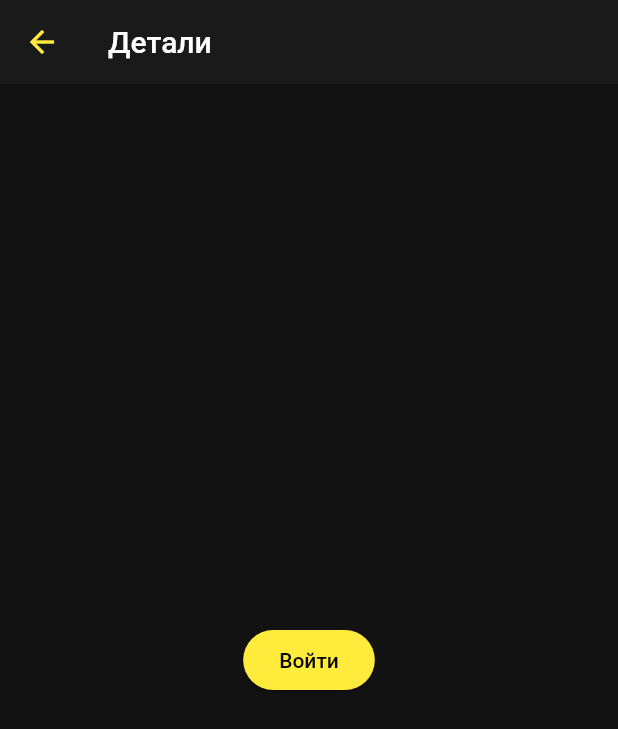
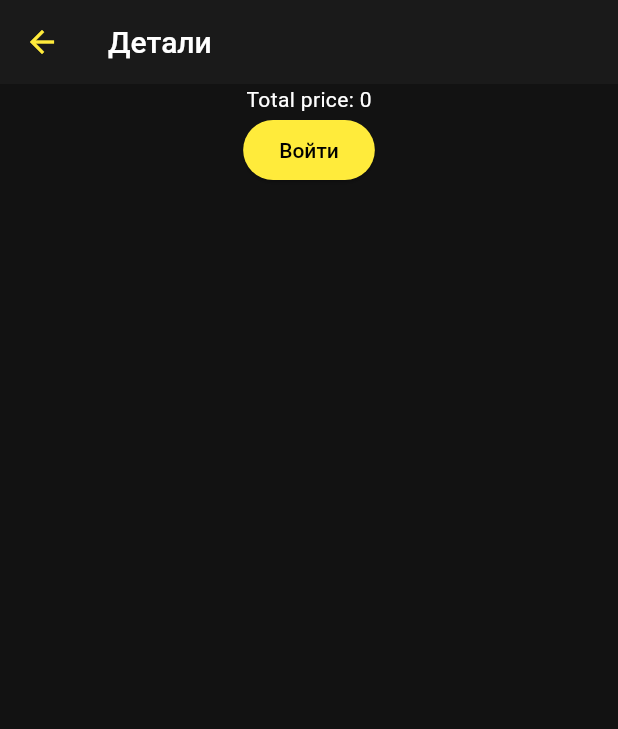
Before and after one commit to VladosikMan/ClientEquipment, a Flutter app: the DetailsScreen screen opened directly, after a tap on "Войти", on a phone screen of 412 x 824 dp. Shown: the top 729 px of the screen. Run offline on Flutter 3.47's test engine with Material 3 defaults, Android fonts, the light colour scheme and no system bars; our stand-ins replace dio, google_fonts, shared_preferences; accounts and stored records are empty; network calls fail.

Commit message:
test asyns, add get length table details

```diff
--- a/lib/http/http_client.dart
+++ b/lib/http/http_client.dart
@@ -10,12 +10,12 @@
 
 class ApiClient {
   final Dio _dio = Dio();
-  late final UserApi _user;
-  late final StoreApi _store;
-  late final GroupApi _group;
-  late final DetailApi _detail;
-  late final JournalApi _journal;
-  late final TagApi _tag;
+  late final UserApi user;
+  late final StoreApi store;
+  late final GroupApi group;
+  late final DetailApi detail;
+  late final JournalApi journal;
+  late final TagApi tag;
 
   // синглктон объект
   static final ApiClient _instance = ApiClient._internal();
@@ -39,12 +39,12 @@
       LogInterceptor(requestBody: true, responseBody: true, error: true),
     );
 
-    _user = UserApi(_dio);
-    _store = StoreApi(_dio);
-    _group = GroupApi(_dio);
-    _detail = DetailApi(_dio);
-    _journal = JournalApi(_dio);
-    _tag = TagApi(_dio);
+    user = UserApi(_dio);
+    store = StoreApi(_dio);
+    group = GroupApi(_dio);
+    detail = DetailApi(_dio);
+    journal = JournalApi(_dio);
+    tag = TagApi(_dio);
   }
 
   Future<Response> getSimpleRequest(String req) async{
--- a/lib/models/auth_model.dart
+++ b/lib/models/auth_model.dart
@@ -18,7 +18,7 @@
   Future<void> loadUserData() async {
 
     final prefs = await SharedPreferences.getInstance();
-    await prefs.clear(); // Очищает все данные
+    //await prefs.clear(); // Очищает все данные
     final userData = prefs.getString(USER_DATA);
 
     if (userData != null) {
--- a/lib/models/http/details_model.dart
+++ b/lib/models/http/details_model.dart
@@ -1,28 +1,22 @@
-/*
-
-
 import 'package:flutter/cupertino.dart';
 
 import '../../http/http_client.dart';
 
 class DetailsModel with ChangeNotifier{
   //количество деталей
-  int quantity = 0;
-  Future<void> getQuantityDetails()async{
+  int length = 0;
+  Future<void> getLengthDetails()async{
     try {
-      final response = await ApiClient().getSimpleRequest("/ping");
+      final response = await ApiClient().detail.getLengthDetails();
       if(response.statusCode == 200){
-        status = true;
+        length =int.parse(response.data);
       }else{
-        status = false;
       }
-      message = response.statusMessage;
     } catch (e) {
-      status = false;
-      message = e.toString();
+    //e.toString();
+
     } finally {
       notifyListeners(); // Снова уведомляем об изменениях
     }
   }
 }
-*/
--- a/lib/screens/details_screen.dart
+++ b/lib/screens/details_screen.dart
@@ -1,30 +1,44 @@
 import 'dart:developer';
 import 'package:eqiup_client/data/user.dart';
+import 'package:eqiup_client/models/http/details_model.dart';
 import 'package:flutter/material.dart';
+import 'package:provider/provider.dart';
 
 import '../http/http_client.dart';
 
 class DetailsScreen extends StatelessWidget {
   const DetailsScreen({super.key});
 
-
   @override
   Widget build(BuildContext context) {
-    return Scaffold(
-      appBar: AppBar(title: const Text('Детали')),
-      body: Center(
-        child:ElevatedButton(
-          onPressed:  () async {
-            final apiClient = ApiClient().getSimpleRequest("/ping"); // Создаем клиент
-            try {
-              // User user = User(name: "Аная", id: null, role: 1, date: 121313);
-              // final response = await apiClient.user.createUser(user.toJson());
-              // log('Пользователь создан: ${response.data}');
-            } catch (e) {
-              log('Ошибка: $e');
-            }
-          },
-          child: const Text('Войти'),
+    return ChangeNotifierProvider(
+      create: (context) => DetailsModel(),
+      child: Scaffold(
+        appBar: AppBar(title: const Text('Детали')),
+        body: Center(
+          child: Column(
+            children: [
+              Consumer<DetailsModel>(
+                builder: (context, model, child) {
+                  return Text('Total price: ${model.length}');
+                },
+              ),
+
+              Consumer<DetailsModel>(
+                builder: (context, model, child) {
+                  return   ElevatedButton(
+                    onPressed: ()  {
+                      model.getLengthDetails();
+                      }
+                    ,
+                    child: const Text('Войти'),
+                  );
+                },
+              )
+
+
+            ],
+          ),
         ),
       ),
     );
--- a/pubspec.yaml
+++ b/pubspec.yaml
@@ -17,6 +17,7 @@
   google_fonts: ^6.3.0
   dio: ^5.9.0
   shared_preferences: ^2.5.3
+  provider: ^6.1.5
 
 dev_dependencies:
   flutter_test:
```
Also changed, not shown: lib/screens/auth_screen.dart (+29 -28 lines), pubspec.lock.
